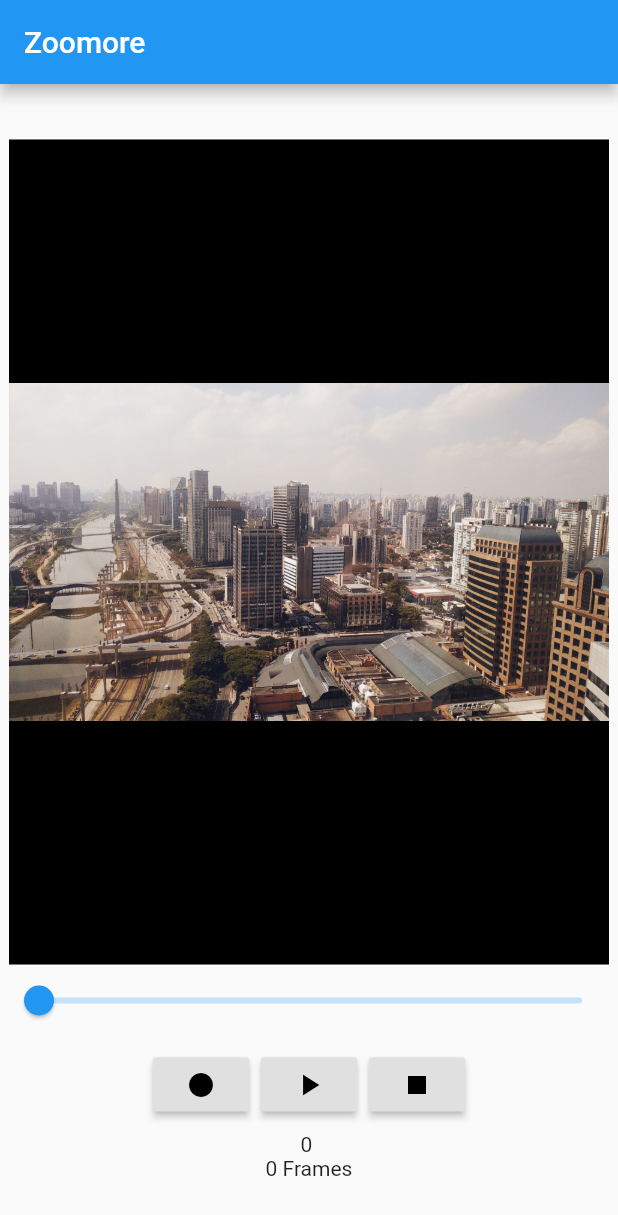
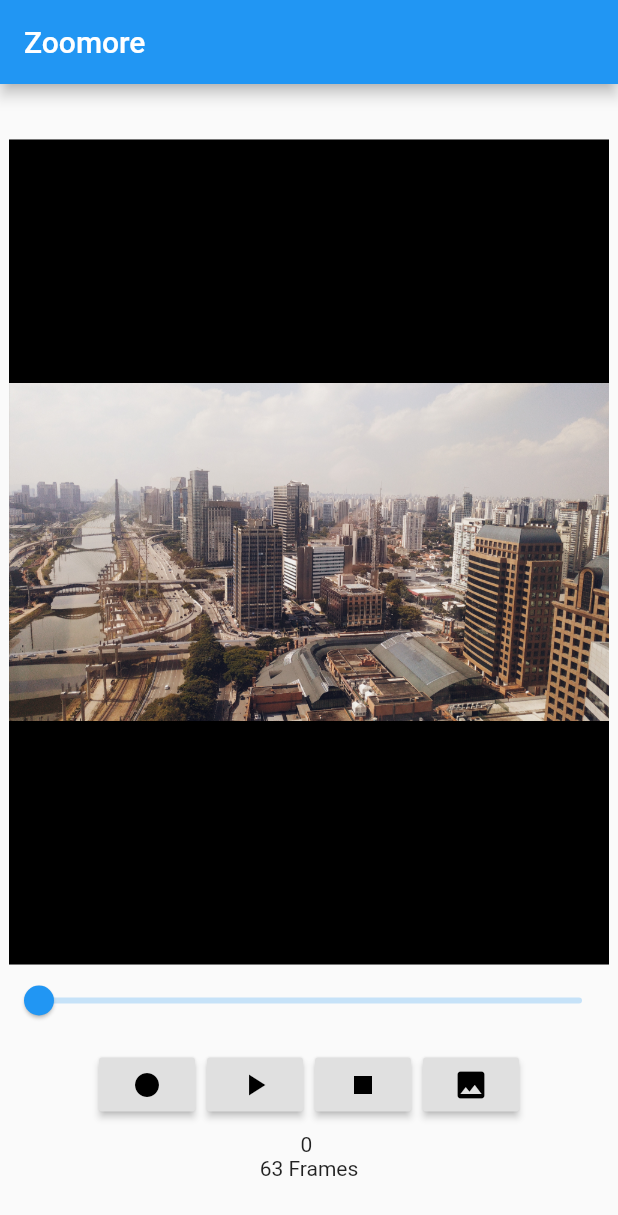
Before and after one commit to benwinding/zoomore, a Flutter app: the screen it shows after launch, after a tap on the "stop" icon, on a phone screen of 412 x 824 dp. Shown: the top 1215 px of the screen. Run offline on Flutter 3.47's test engine with Material 2 defaults, Android fonts, the phone set to English and light mode, and no system bars; our stand-ins replace image_picker; missing offline and left inert: matrix_gesture_detector.

Commit message:
Image picker added

```diff
--- a/lib/zoom-player.dart
+++ b/lib/zoom-player.dart
@@ -1,9 +1,29 @@
+import 'dart:io';
+
 import 'package:provider/provider.dart';
 import 'package:flutter/material.dart';
 import 'package:zoomore/zoom-player.model.dart';
 import 'components/zoomable-widget.dart';
+import 'package:image_picker/image_picker.dart';
 
-class ZoomPlayer extends StatelessWidget {
+class ZoomPlayer extends StatefulWidget {
+  @override
+  _ZoomPlayerState createState() => _ZoomPlayerState();
+}
+
+class _ZoomPlayerState extends State<ZoomPlayer> {
+  final picker = ImagePicker();
+  File _image;
+
+  Future getImage() async {
+    try {
+      final pickedFile = await picker.getImage(source: ImageSource.gallery);
+      setState(() {
+        _image = File(pickedFile.path);
+      });
+    } catch (e) {}
+  }
+
   @override
   Widget build(BuildContext context) {
     return Container(
@@ -32,7 +52,9 @@ class ZoomPlayer extends StatelessWidget {
                     0,
                     1,
                   ),
-                  child: Image.asset('assets/large-image.jpg'),
+                  child: _image != null
+                      ? Image.file(_image)
+                      : Image.asset('assets/large-image.jpg'),
                 ),
               ),
             ),
@@ -63,7 +85,12 @@ class ZoomPlayer extends StatelessWidget {
                     onPressed: () {
                       context.read<ZoomPlayerModel>().playerStop();
                     },
-                    child: Icon(Icons.stop))
+                    child: Icon(Icons.stop)),
+                RaisedButton(
+                    onPressed: () {
+                      this.getImage();
+                    },
+                    child: Icon(Icons.image))
               ],
             ),
             Text(context
--- a/pubspec.yaml
+++ b/pubspec.yaml
@@ -13,6 +13,7 @@ dependencies:
   cupertino_icons: ^0.1.3
   matrix_gesture_detector: 0.1.0
   provider: 4.3.2
+  image_picker: 0.6.7
 
 dev_dependencies:
   flutter_test:
```
Also changed, not shown: pubspec.lock.
